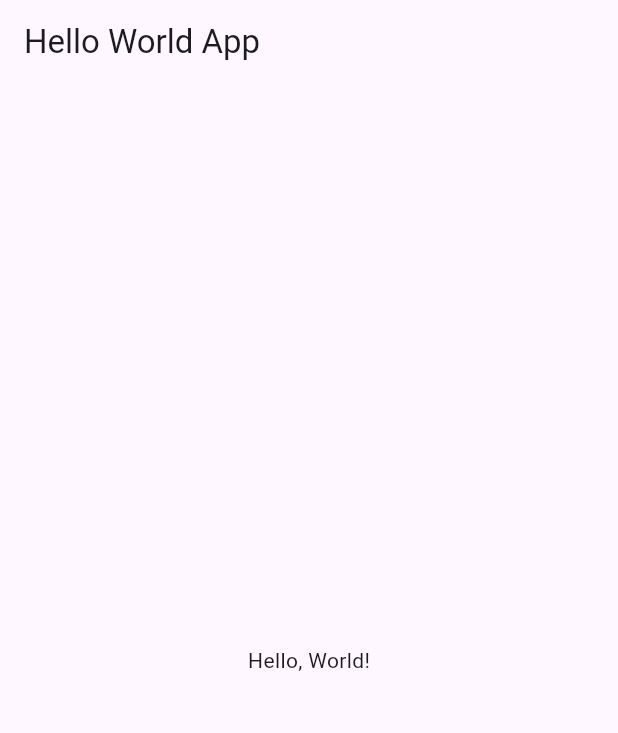
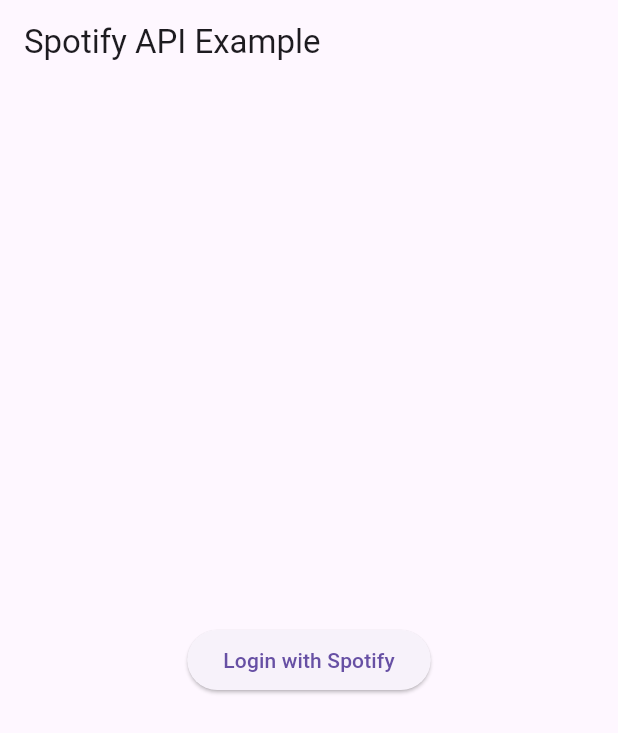
Before and after one commit to rtv416/spotify-song-recommender, a Flutter app: the screen it shows after launch, on a phone screen of 412 x 824 dp. Shown: the top 733 px of the screen. Run offline on Flutter 3.47's test engine with Material 3 defaults, Android fonts, the phone set to English and light mode, and no system bars; missing offline and left inert: dart:html.

Commit message:
Initial commit of main.dart and spotify_service.dart

```diff
--- a/lib/main.dart
+++ b/lib/main.dart
@@ -1,4 +1,5 @@
 import 'package:flutter/material.dart';
+import 'spotify_service.dart';
 
 void main() {
   runApp(MyApp());
@@ -10,12 +11,26 @@
     return MaterialApp(
       home: Scaffold(
         appBar: AppBar(
-          title: Text('Hello World App'),
+          title: Text('Spotify API Example'),
         ),
         body: Center(
-          child: Text('Hello, World!'),
+          child: SpotifyLoginButton(),
         ),
       ),
     );
   }
 }
+
+class SpotifyLoginButton extends StatelessWidget {
+  final SpotifyService spotifyService = SpotifyService();
+
+  @override
+  Widget build(BuildContext context) {
+    return ElevatedButton(
+      onPressed: () async {
+        await spotifyService.authenticate(context);
+      },
+      child: Text('Login with Spotify'),
+    );
+  }
+}
```
Also changed, not shown: lib/spotify_service.dart (added, +69 -0 lines).
